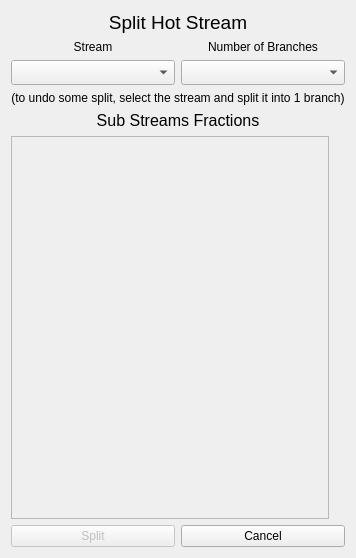
CarlosTadeuVassoler/MPinch, file interface/divisao.ui: the form before one commit.
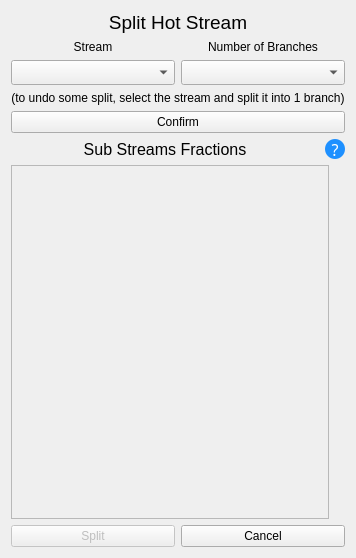
The form after the commit.

Commit message: divisao ok

The edit to the form file:
```diff
--- a/interface/divisao.ui
+++ b/interface/divisao.ui
@@ -91,6 +91,13 @@
      </property>
     </widget>
    </item>
+   <item>
+    <widget class="QPushButton" name="confirm">
+     <property name="text">
+      <string>Confirm</string>
+     </property>
+    </widget>
+   </item>
    <item>
     <layout class="QHBoxLayout" name="horizontalLayout_5">
      <item>
@@ -108,6 +115,59 @@
        </property>
       </widget>
      </item>
+     <item>
+      <widget class="QToolButton" name="toolButton">
+       <property name="enabled">
+        <bool>false</bool>
+       </property>
+       <property name="sizePolicy">
+        <sizepolicy hsizetype="Fixed" vsizetype="Fixed">
+         <horstretch>0</horstretch>
+         <verstretch>0</verstretch>
+        </sizepolicy>
+       </property>
+       <property name="minimumSize">
+        <size>
+         <width>20</width>
+         <height>20</height>
+        </size>
+       </property>
+       <property name="maximumSize">
+        <size>
+         <width>20</width>
+         <height>20</height>
+        </size>
+       </property>
+       <property name="font">
+        <font>
+         <family>MS Reference Sans Serif</family>
+         <pointsize>12</pointsize>
+        </font>
+       </property>
+       <property name="mouseTracking">
+        <bool>true</bool>
+       </property>
+       <property name="toolTip">
+        <string>&lt;html&gt;&lt;head/&gt;&lt;body&gt;&lt;p&gt;The standard fractions are determinated as follows:&lt;/p&gt;&lt;p&gt;-If the stream is already splited and the number of branches wasn't changed, it shows the current fractions of each branch.&lt;/p&gt;&lt;p&gt;-If the stream is not splited yet or the number of branches of some stream was changed, the standard fractions are (number of branches)&lt;span style=&quot; vertical-align:super;&quot;&gt;-1&lt;/span&gt;.&lt;/p&gt;&lt;p&gt;If there are minimum fractions, they mean the lower value that allows the branch to keep its Heat Exchangers.&lt;/p&gt;&lt;p&gt;Any of the substreams fractions can be changed, since the sum of them equals 1, and all of the minimum fractions are satisfied. &lt;/p&gt;&lt;/body&gt;&lt;/html&gt;</string>
+       </property>
+       <property name="styleSheet">
+        <string notr="true">QToolButton{
+	background: 		#1E90FF;
+	border: 2px solid 	#000000;
+	border-radius: 10px;
+	color: 	#FFFFFF;
+	text-align: center;
+}
+
+QToolButton:focus{
+	border: 2px solid #FBAD25;
+}</string>
+       </property>
+       <property name="text">
+        <string>?</string>
+       </property>
+      </widget>
+     </item>
     </layout>
    </item>
    <item>
@@ -135,7 +195,7 @@
           <x>0</x>
           <y>0</y>
           <width>316</width>
-          <height>374</height>
+          <height>344</height>
          </rect>
         </property>
         <layout class="QVBoxLayout" name="verticalLayout_4">
```
The commit also changes 6 other files.
